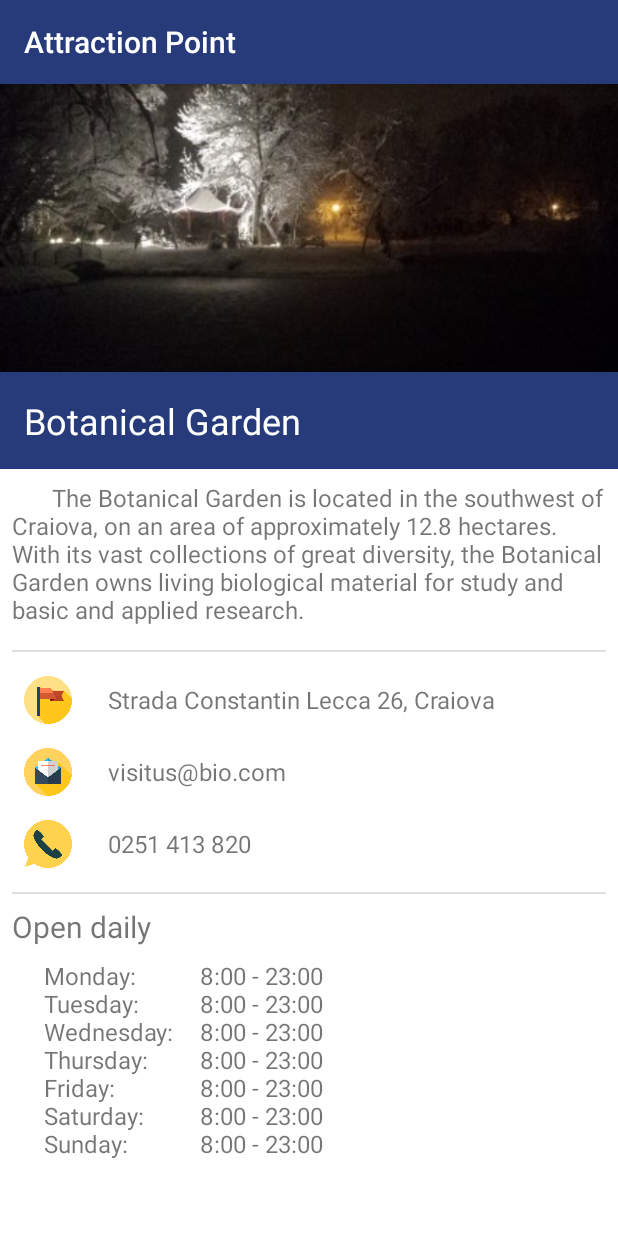
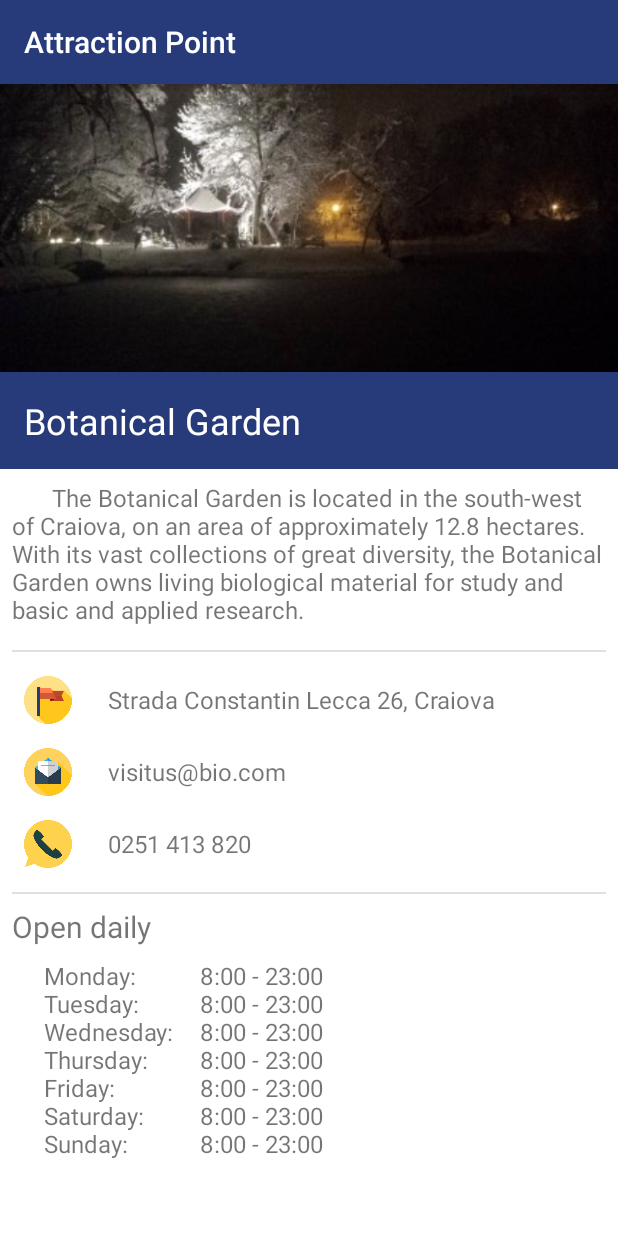
Before and after one commit to robert-andrei/businesscard, an Android app: the screen it shows after launch (MainActivity), on a phone screen of 412 x 824 dp. Run offline under Robolectric (Android 15) with nearby library versions, the phone set to English and light mode, and no system bars.

Commit message:
Added hyphen

```diff
--- a/app/src/main/res/values/strings.xml
+++ b/app/src/main/res/values/strings.xml
@@ -6,7 +6,7 @@
     <string name="location">Strada Constantin Lecca 26, Craiova</string>
     <string name="description">
         \t\tThe Botanical Garden is located
-        in the southwest of Craiova, on an area of approximately
+        in the south-west of Craiova, on an area of approximately
         12.8 hectares. With its vast collections of great
         diversity, the Botanical Garden owns living biological
         material for study and basic and applied research.
```
